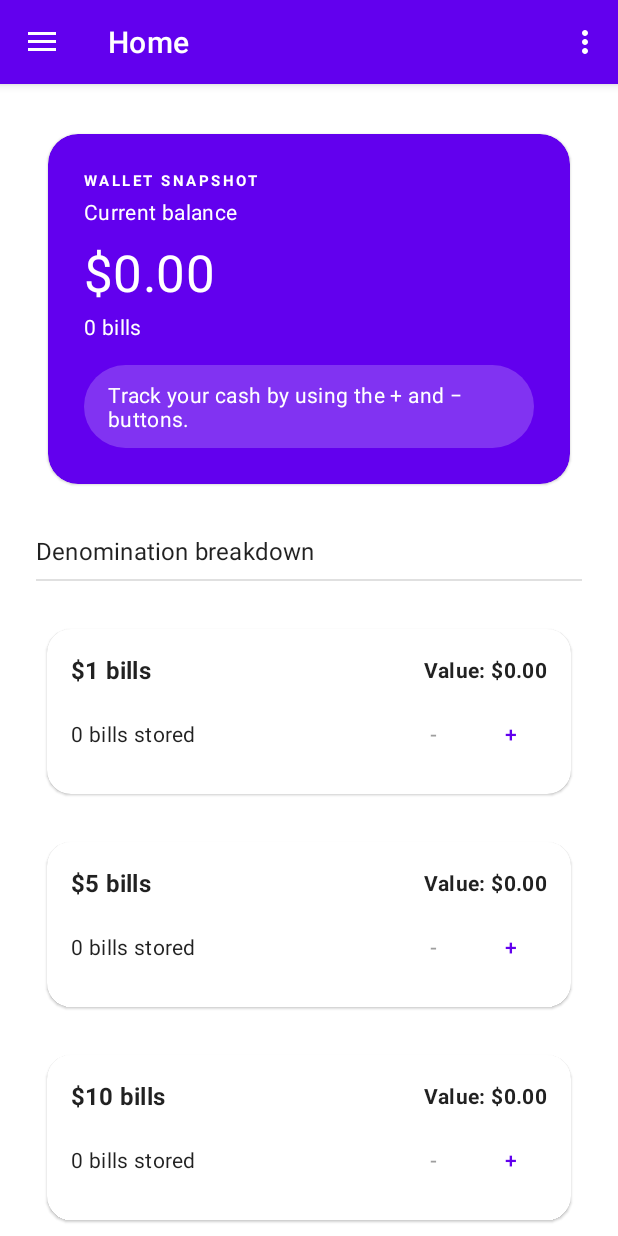
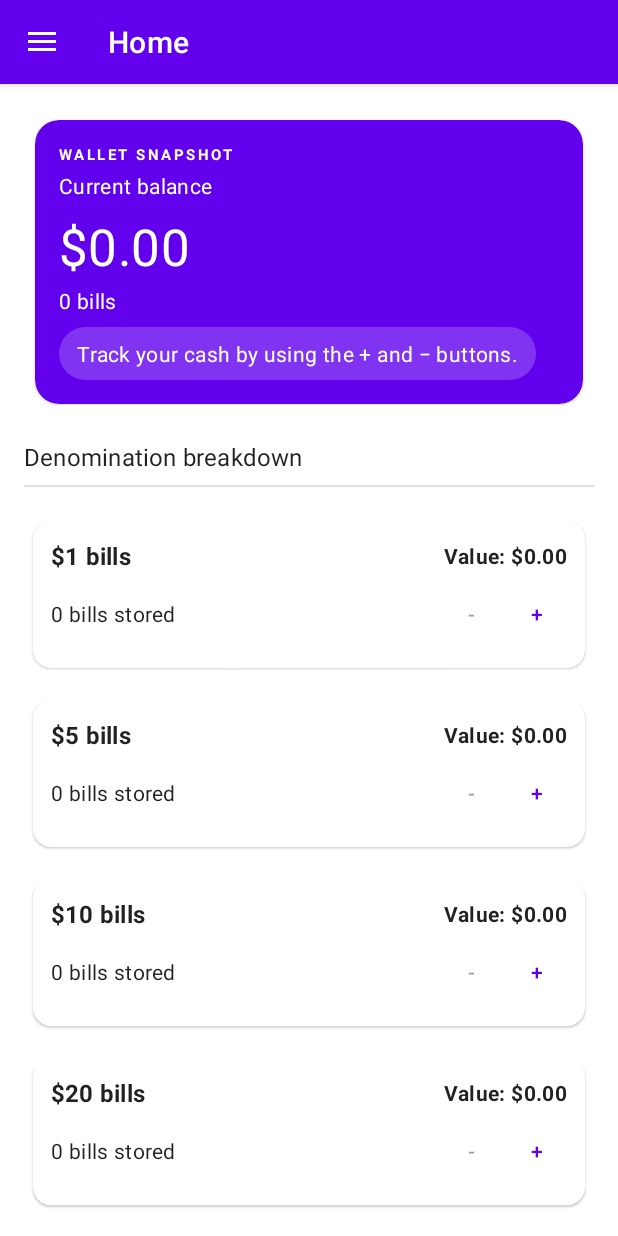
Before and after one commit to firebadnofire/simplewallet, an Android app: the screen it shows after launch (MainActivity), on a phone screen of 412 x 824 dp. Run offline under Robolectric (Android 15) with nearby library versions, the phone set to English and light mode, and no system bars; our stand-ins replace navigation-ui.

Commit message:
Streamline wallet UI and remove overflow menu

```diff
--- a/app/src/main/java/org/archuser/wallet/MainActivity.kt
+++ b/app/src/main/java/org/archuser/wallet/MainActivity.kt
@@ -1,7 +1,6 @@
 package org.archuser.wallet
 
 import android.os.Bundle
-import android.view.Menu
 import com.google.android.material.navigation.NavigationView
 import androidx.navigation.findNavController
 import androidx.navigation.ui.AppBarConfiguration
@@ -39,12 +38,6 @@
         navView.setupWithNavController(navController)
     }
 
-    override fun onCreateOptionsMenu(menu: Menu): Boolean {
-        // Inflate the menu; this adds items to the action bar if it is present.
-        menuInflater.inflate(R.menu.main, menu)
-        return true
-    }
-
     override fun onSupportNavigateUp(): Boolean {
         val navController = findNavController(R.id.nav_host_fragment_content_main)
         return navController.navigateUp(appBarConfiguration) || super.onSupportNavigateUp()
--- a/app/src/main/res/layout/fragment_home.xml
+++ b/app/src/main/res/layout/fragment_home.xml
@@ -19,22 +19,22 @@
             android:layout_width="match_parent"
             android:layout_height="wrap_content"
             android:orientation="vertical"
-            android:padding="24dp">
+            android:padding="16dp">
 
             <com.google.android.material.card.MaterialCardView
                 android:id="@+id/summaryCard"
                 android:layout_width="match_parent"
                 android:layout_height="wrap_content"
-                android:layout_marginBottom="24dp"
+                android:layout_marginBottom="16dp"
                 app:cardBackgroundColor="?attr/colorPrimary"
-                app:cardCornerRadius="20dp"
+                app:cardCornerRadius="16dp"
                 app:cardUseCompatPadding="true">
 
                 <LinearLayout
                     android:layout_width="match_parent"
                     android:layout_height="wrap_content"
                     android:orientation="vertical"
-                    android:padding="24dp">
+                    android:padding="16dp">
 
                     <TextView
                         android:id="@+id/walletSummaryTitle"
@@ -77,12 +77,12 @@
                         android:id="@+id/feedbackMessage"
                         android:layout_width="wrap_content"
                         android:layout_height="wrap_content"
-                        android:layout_marginTop="16dp"
+                        android:layout_marginTop="8dp"
                         android:background="@drawable/bg_feedback_message"
-                        android:paddingStart="16dp"
-                        android:paddingTop="10dp"
-                        android:paddingEnd="16dp"
-                        android:paddingBottom="10dp"
+                        android:paddingStart="12dp"
+                        android:paddingTop="8dp"
+                        android:paddingEnd="12dp"
+                        android:paddingBottom="8dp"
                         android:textAppearance="@style/TextAppearance.MaterialComponents.Body2"
                         android:textColor="?attr/colorOnPrimary"
                         tools:text="Track your wallet activity" />
@@ -106,7 +106,7 @@
                 android:id="@+id/denominationList"
                 android:layout_width="match_parent"
                 android:layout_height="wrap_content"
-                android:layout_marginTop="16dp"
+                android:layout_marginTop="12dp"
                 android:orientation="vertical" />
 
             <com.google.android.material.button.MaterialButton
@@ -114,7 +114,7 @@
                 style="@style/Widget.MaterialComponents.Button.OutlinedButton"
                 android:layout_width="match_parent"
                 android:layout_height="wrap_content"
-                android:layout_marginTop="24dp"
+                android:layout_marginTop="16dp"
                 android:text="@string/reset_button" />
         </LinearLayout>
     </ScrollView>
--- a/app/src/main/res/layout/item_denomination_entry.xml
+++ b/app/src/main/res/layout/item_denomination_entry.xml
@@ -4,15 +4,15 @@
     xmlns:tools="http://schemas.android.com/tools"
     android:layout_width="match_parent"
     android:layout_height="wrap_content"
-    android:layout_marginVertical="8dp"
-    app:cardCornerRadius="16dp"
+    android:layout_marginVertical="4dp"
+    app:cardCornerRadius="12dp"
     app:cardUseCompatPadding="true">
 
     <LinearLayout
         android:layout_width="match_parent"
         android:layout_height="wrap_content"
         android:orientation="vertical"
-        android:padding="16dp">
+        android:padding="12dp">
 
         <LinearLayout
             android:layout_width="match_parent"
@@ -41,7 +41,7 @@
         <LinearLayout
             android:layout_width="match_parent"
             android:layout_height="wrap_content"
-            android:layout_marginTop="8dp"
+            android:layout_marginTop="4dp"
             android:gravity="center_vertical"
             android:orientation="horizontal">
 
@@ -59,7 +59,7 @@
                 android:layout_width="wrap_content"
                 android:layout_height="wrap_content"
                 android:layout_marginEnd="4dp"
-                android:minWidth="48dp"
+                android:minWidth="40dp"
                 android:text="-" />
 
             <com.google.android.material.button.MaterialButton
@@ -67,7 +67,7 @@
                 style="@style/Widget.MaterialComponents.Button.TextButton"
                 android:layout_width="wrap_content"
                 android:layout_height="wrap_content"
-                android:minWidth="48dp"
+                android:minWidth="40dp"
                 android:text="+" />
         </LinearLayout>
     </LinearLayout>
--- a/app/src/main/res/menu/main.xml
+++ /dev/null
@@ -1,9 +0,0 @@
-<?xml version="1.0" encoding="utf-8"?>
-<menu xmlns:android="http://schemas.android.com/apk/res/android"
-    xmlns:app="http://schemas.android.com/apk/res-auto">
-    <item
-        android:id="@+id/action_settings"
-        android:orderInCategory="100"
-        android:title="@string/action_settings"
-        app:showAsAction="never" />
-</menu>
--- a/app/src/main/res/values/strings.xml
+++ b/app/src/main/res/values/strings.xml
@@ -5,8 +5,6 @@
     <string name="nav_header_title">Android Studio</string>
     <string name="nav_header_subtitle">android.studio@android.com</string>
     <string name="nav_header_desc">Navigation header</string>
-    <string name="action_settings">Settings</string>
-
     <string name="menu_home">Home</string>
     <string name="menu_import">Import wallet</string>
     <string name="menu_export">Export wallet</string>
```
